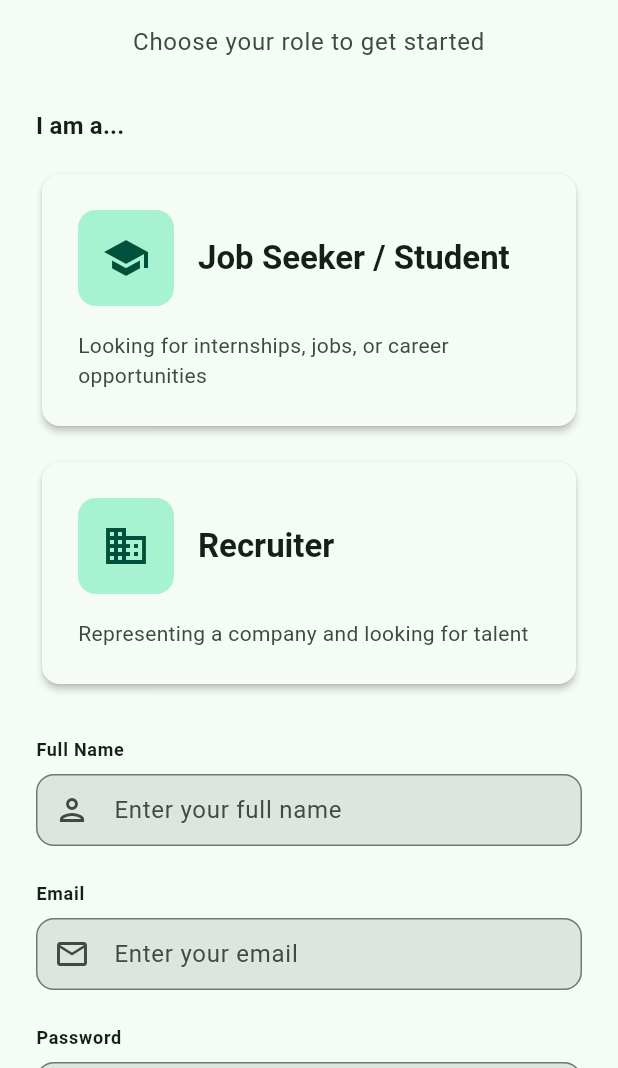
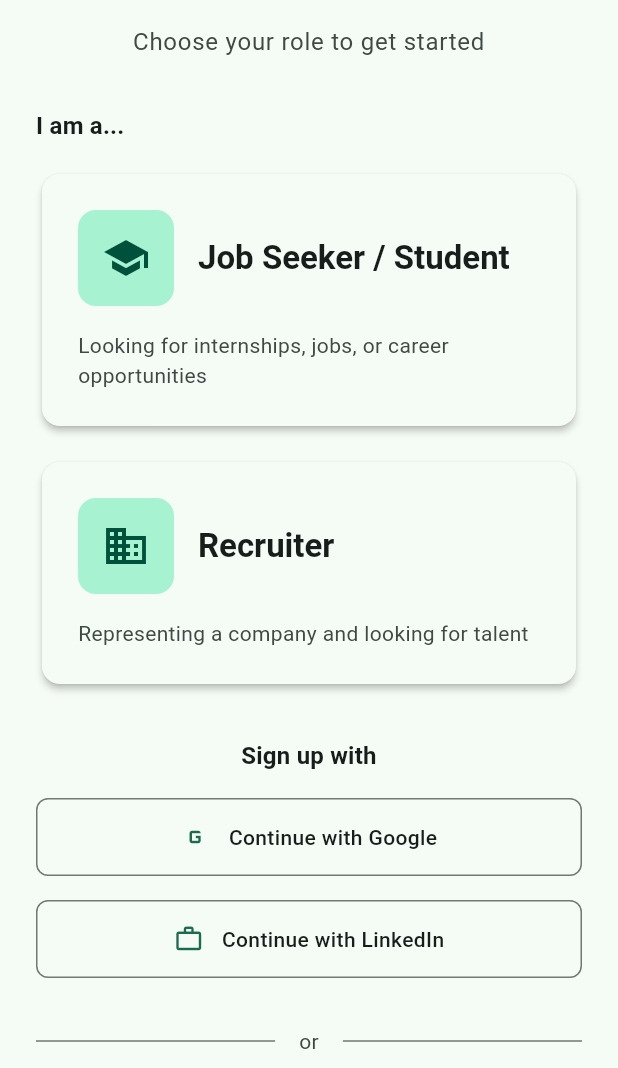
Before and after one commit to uprm-inso4116-2025-2026-s1/semester-project-uprm_professional_portfolio, a Flutter app: the SignupScreen screen opened by its route, on a phone screen of 412 x 824 dp, the part 168-1236 px from its top. Run offline on Flutter 3.47's test engine with Material 3 defaults, Android fonts, the phone set to English and light mode, and no system bars; our stand-ins replace equatable, file_picker, flutter_bloc, flutter_dotenv, go_router, shared_preferences and 1 more; accounts and stored records are empty.

```diff
--- /dev/null
+++ b/lib/components/oauth_button.dart
@@ -0,0 +1,59 @@
+// components/oauth_button.dart
+import 'package:flutter/material.dart';
+
+class OAuthButton extends StatelessWidget {
+  final String provider;
+  final String label;
+  final IconData icon;
+  final VoidCallback onPressed;
+  final bool isLoading;
+
+  const OAuthButton({
+    super.key,
+    required this.provider,
+    required this.label,
+    required this.icon,
+    required this.onPressed,
+    this.isLoading = false,
+  });
+
+  @override
+  Widget build(BuildContext context) {
+    final theme = Theme.of(context);
+
+    return OutlinedButton(
+      onPressed: isLoading ? null : onPressed,
+      style: OutlinedButton.styleFrom(
+        padding: const EdgeInsets.symmetric(vertical: 16),
+        side: BorderSide(color: theme.colorScheme.outline),
+        shape: RoundedRectangleBorder(
+          borderRadius: BorderRadius.circular(8),
+        ),
+      ),
+      child: isLoading
+          ? SizedBox(
+              height: 20,
+              width: 20,
+              child: CircularProgressIndicator(
+                strokeWidth: 2,
+                valueColor: AlwaysStoppedAnimation<Color>(
+                  theme.colorScheme.primary,
+                ),
+              ),
+            )
+          : Row(
+              mainAxisAlignment: MainAxisAlignment.center,
+              children: [
+                Icon(icon, size: 20),
+                const SizedBox(width: 12),
+                Text(
+                  label,
+                  style: theme.textTheme.bodyMedium?.copyWith(
+                    fontWeight: FontWeight.w500,
+                  ),
+                ),
+              ],
+            ),
+    );
+  }
+}
--- a/lib/features/auth/signup/signup_screen.dart
+++ b/lib/features/auth/signup/signup_screen.dart
@@ -1,15 +1,16 @@
+// Update your existing SignupScreen
 import 'package:flutter/material.dart';
 import 'package:flutter_bloc/flutter_bloc.dart';
 import 'package:go_router/go_router.dart';
 import '../../../components/custom_button.dart';
 import '../../../components/custom_text_field.dart';
 import '../../../components/role_selection_card.dart';
+import '../../../components/oauth_button.dart'; // Add this import
 import '../../../core/constants/app_constants.dart';
 import '../../../core/constants/ui_constants.dart';
 import '../../../core/utils/validators.dart';
 import '../../../core/cubits/auth/auth_cubit.dart';
 
-// Signup screen with role selection
 class SignupScreen extends StatefulWidget {
   const SignupScreen({super.key});
 
@@ -25,6 +26,8 @@ class _SignupScreenState extends State<SignupScreen> {
   final _confirmPasswordController = TextEditingController();
 
   String? _selectedRole;
+  bool _isOAuthLoading = false;
+  String? _currentOAuthProvider;
 
   @override
   void dispose() {
@@ -100,6 +103,28 @@ class _SignupScreenState extends State<SignupScreen> {
                   isSelected: _selectedRole == AppConstants.recruiterRole,
                   onTap: () => setState(
                       () => _selectedRole = AppConstants.recruiterRole),
+                ),
+                const SizedBox(height: UIConstants.spaceXL),
+
+                // OAuth Section
+                _buildOAuthSection(context),
+                const SizedBox(height: UIConstants.spaceXL),
+
+                // Divider with "or" text
+                Row(
+                  children: [
+                    Expanded(child: Divider(color: theme.colorScheme.outline)),
+                    Padding(
+                      padding: const EdgeInsets.symmetric(horizontal: 16),
+                      child: Text(
+                        'or',
+                        style: theme.textTheme.bodyMedium?.copyWith(
+                          color: theme.colorScheme.onSurfaceVariant,
+                        ),
+                      ),
+                    ),
+                    Expanded(child: Divider(color: theme.colorScheme.outline)),
+                  ],
                 ),
                 const SizedBox(height: UIConstants.spaceXL),
 
@@ -188,8 +213,58 @@ class _SignupScreenState extends State<SignupScreen> {
     );
   }
 
-  void _handleNext() async {
-    // Validate role selection
+  Widget _buildOAuthSection(BuildContext context) {
+    return Column(
+      crossAxisAlignment: CrossAxisAlignment.stretch,
+      children: [
+        Text(
+          'Sign up with',
+          style: Theme.of(context).textTheme.titleMedium?.copyWith(
+                fontWeight: FontWeight.w600,
+              ),
+          textAlign: TextAlign.center,
+        ),
+        const SizedBox(height: UIConstants.spaceMD),
+
+        OAuthButton(
+          provider: 'google',
+          label: 'Continue with Google',
+          icon: Icons.g_mobiledata, // You can use a custom icon here
+          isLoading: _isOAuthLoading && _currentOAuthProvider == 'google',
+          onPressed: () => _handleOAuthSignIn('google'),
+        ),
+        const SizedBox(height: UIConstants.spaceMD),
+
+        OAuthButton(
+          provider: 'linkedin',
+          label: 'Continue with LinkedIn',
+          icon: Icons.work_outline,
+          isLoading: _isOAuthLoading && _currentOAuthProvider == 'linkedin',
+          onPressed: () => _handleOAuthSignIn('linkedin'),
+        ),
+      ],
+    );
+  }
+
+  void _handleOAuthSignIn(String provider) async {
+    if (_selectedRole == null) {
+      ScaffoldMessenger.of(context).showSnackBar(
+        SnackBar(
+          content: const Text('Please select your role before continuing'),
+          backgroundColor: Theme.of(context).colorScheme.error,
+        ),
+      );
+      return;
+    }
+
+    setState(() {
+      _isOAuthLoading = true;
+      _currentOAuthProvider = provider;
+    });
+  }
+
+ void _handleNext() async {
+  // Validate role selection
     if (_selectedRole == null) {
       ScaffoldMessenger.of(context).showSnackBar(
         SnackBar(
--- a/lib/main.dart
+++ b/lib/main.dart
@@ -7,6 +7,7 @@ import 'core/theme/app_theme.dart';
 import 'core/cubits/auth/auth_cubit.dart';
 import 'core/services/supabase_service.dart';
 import 'core/services/storage_service.dart';
+import 'core/services/auth_service.dart'; // Add this import
 import 'components/role_badge.dart';
 
 Future<void> main() async {
@@ -29,9 +30,10 @@ class MyApp extends StatelessWidget {
 
   @override
   Widget build(BuildContext context) {
-    // Create StorageService and AuthCubit
+    // Create both services
     final storageService = StorageService();
-    final authCubit = AuthCubit(storageService);
+    final authService = AuthService(); // Create AuthService instance
+    final authCubit = AuthCubit(storageService, authService); // Pass both parameters
 
     return BlocProvider(
       create: (_) => authCubit..checkAuthStatus(),
```
Also changed, not shown: lib/core/cubits/auth/auth_cubit.dart (+58 -9 lines), lib/core/cubits/auth/auth_state.dart (+9 -0 lines), lib/core/services/auth_service.dart (+133 -50 lines), pubspec.lock.
